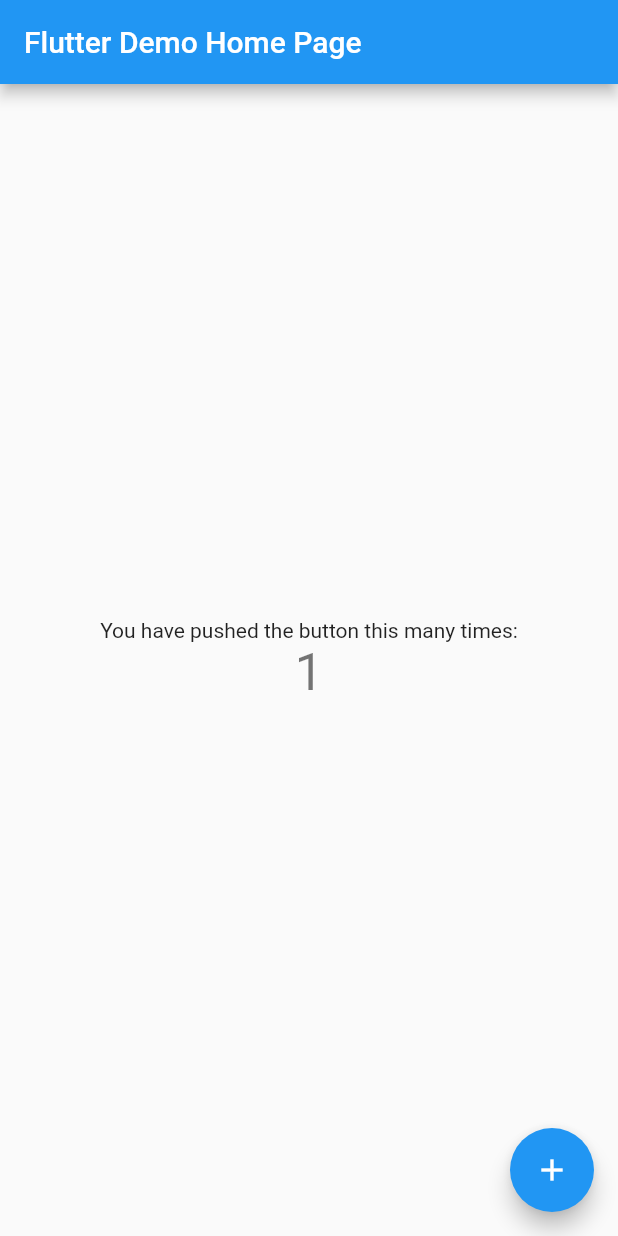
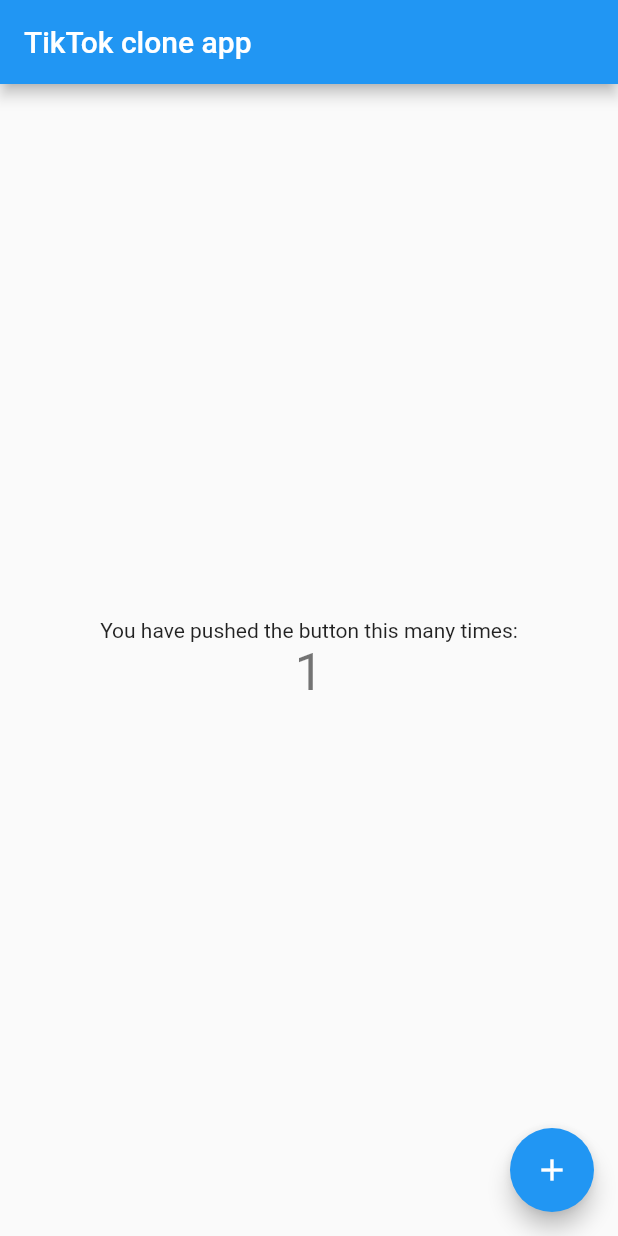
Before and after one commit to ebrahimmansur/flutter-tiktok-clone, a Flutter app: the screen it shows after launch, after a tap on the "add" icon, on a phone screen of 412 x 824 dp. Run offline on Flutter 3.47's test engine with Material 2 defaults, Android fonts, the phone set to English and light mode, and no system bars.

```diff
--- a/tiktok_app/lib/main.dart
+++ b/tiktok_app/lib/main.dart
@@ -1,33 +1,15 @@
 import 'package:flutter/material.dart';
+import 'package:tiktok_app/src/app/app_host.dart';
+import 'package:tiktok_app/src/config/flutter_binding_config.dart';
 
-void main() {
-  runApp(const MyApp());
-}
+import 'src/app/tik_tok_app.dart';
 
-class MyApp extends StatelessWidget {
-  const MyApp({Key? key}) : super(key: key);
-
-  // This widget is the root of your application.
-  @override
-  Widget build(BuildContext context) {
-    return MaterialApp(
-      title: 'Flutter Demo',
-      theme: ThemeData(
-        // This is the theme of your application.
-        //
-        // Try running your application with "flutter run". You'll see the
-        // application has a blue toolbar. Then, without quitting the app, try
-        // changing the primarySwatch below to Colors.green and then invoke
-        // "hot reload" (press "r" in the console where you ran "flutter run",
-        // or simply save your changes to "hot reload" in a Flutter IDE).
-        // Notice that the counter didn't reset back to zero; the application
-        // is not restarted.
-        primarySwatch: Colors.blue,
-      ),
-      home: const MyHomePage(title: 'Flutter Demo Home Page'),
+void main() async => AppLuncher.run(
+      app: const TikTokApp(),
+      runners: [
+        WidgetsFlutterBindingConfigRunner(),
+      ],
     );
-  }
-}
 
 class MyHomePage extends StatefulWidget {
   const MyHomePage({Key? key, required this.title}) : super(key: key);
--- /dev/null
+++ b/tiktok_app/lib/src/app/app_host.dart
@@ -0,0 +1,23 @@
+import 'dart:async';
+
+import 'package:flutter/material.dart';
+
+///Clear way of setting up your application lunching process.
+///[runners] run pre-configuration when the program starts
+abstract class AppLuncher {
+  const AppLuncher._();
+  static Future<void> run({
+    List<IAppPreConfigurationRunner> runners = const [],
+    required Widget app,
+  }) async {
+    await Future.forEach<IAppPreConfigurationRunner>(
+      runners,
+      (runner) async => await runner.run(),
+    );
+    runApp(app);
+  }
+}
+
+abstract class IAppPreConfigurationRunner {
+  FutureOr run();
+}
--- /dev/null
+++ b/tiktok_app/lib/src/app/tik_tok_app.dart
@@ -0,0 +1,9 @@
+import 'package:flutter/material.dart';
+import 'package:tiktok_app/src/common/tik_tok_material_app.dart';
+
+class TikTokApp extends StatelessWidget {
+  const TikTokApp({Key? key}) : super(key: key);
+
+  @override
+  Widget build(BuildContext context) => const TikTokMaterialApp();
+}
--- /dev/null
+++ b/tiktok_app/lib/src/common/tik_tok_material_app.dart
@@ -0,0 +1,14 @@
+import 'package:flutter/material.dart';
+import 'package:tiktok_app/main.dart';
+
+class TikTokMaterialApp extends StatelessWidget {
+  const TikTokMaterialApp({Key? key}) : super(key: key);
+
+  @override
+  Widget build(BuildContext context) => MaterialApp(
+        debugShowCheckedModeBanner: false,
+        title: 'TikTok App',
+        onGenerateTitle: (context) => "TikTok App",
+        home: const MyHomePage(title: "TikTok clone app"),
+      );
+}
--- /dev/null
+++ b/tiktok_app/lib/src/config/flutter_binding_config.dart
@@ -0,0 +1,9 @@
+import 'dart:async';
+
+import 'package:flutter/material.dart';
+import 'package:tiktok_app/src/app/app_host.dart';
+
+class WidgetsFlutterBindingConfigRunner implements IAppPreConfigurationRunner {
+  @override
+  FutureOr run() => WidgetsFlutterBinding.ensureInitialized();
+}
```
